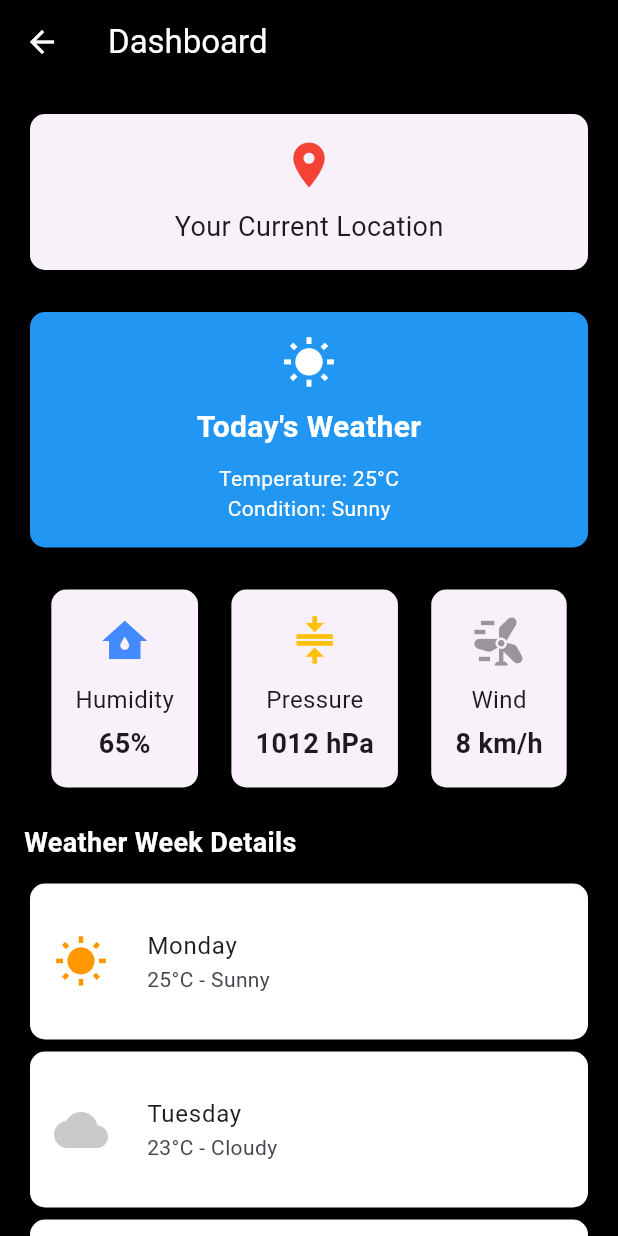
After one commit to chalindashyamal/buvaneka_project_02_rubber_project, a Flutter app: the WeatherDashboardScreen screen opened directly, on a phone screen of 412 x 824 dp. The commit adds this screen. Run offline on Flutter 3.47's test engine with Material 2 defaults, Android fonts, the phone set to English and light mode, and no system bars; our stand-ins replace firebase_auth, firebase_core; accounts and stored records are empty.

Commit message:
completed weather dashboard UI

```diff
--- a/lib/Login/body.dart
+++ b/lib/Login/body.dart
@@ -5,7 +5,7 @@ import '../Components/rounded_password_input_field.dart';
 import '../Components/rounded_text_input_field.dart';
 import '../Signup/background.dart';
 import '../auth.dart';
-import '../dashboard.dart';
+import '../weatherDashboard.dart';
 
 class Body extends StatefulWidget {
   const Body({Key? key}) : super(key: key);
@@ -149,10 +149,10 @@ class _BodyState extends State<Body> {
                     Navigator.push(
                         context,
                         MaterialPageRoute(
-                            builder: (context) => DashboardScreen()));
+                            builder: (context) => WeatherDashboardScreen()));
                   },
                   child: const Text(
-                    "GO TO DASHBOARD",
+                    "WEATHER DASHBOARD",
                     style: TextStyle(color: Colors.white, fontSize: 18),
                   ),
                 ),
--- a/lib/main.dart
+++ b/lib/main.dart
@@ -1,6 +1,7 @@
 import 'package:firebase_core/firebase_core.dart';
 import 'package:flutter/material.dart';
 import 'package:flutter_application_rubber/Login/login_screen.dart';
+import 'package:flutter_application_rubber/weatherDashboard.dart';
 
 Future<void> main() async {
   WidgetsFlutterBinding.ensureInitialized();
@@ -36,7 +37,7 @@ class MyApp extends StatelessWidget {
         colorScheme: ColorScheme.fromSeed(seedColor: Colors.deepPurple),
         useMaterial3: true,
       ),
-      home: const Loginscreen(),
+      home: Loginscreen(),
     );
   }
 }
--- /dev/null
+++ b/lib/weatherDashboard.dart
@@ -0,0 +1,280 @@
+import 'package:flutter/material.dart';
+
+class WeatherDashboardScreen extends StatelessWidget {
+  const WeatherDashboardScreen({super.key});
+
+  @override
+  Widget build(BuildContext context) {
+    return Scaffold(
+      backgroundColor: Colors.black,
+      appBar: AppBar(
+        foregroundColor: Colors.white,
+        title: const Text(
+          'Dashboard',
+          style: TextStyle(color: Colors.white),
+        ),
+        backgroundColor: Colors.black,
+      ),
+      body: SingleChildScrollView(
+        padding: const EdgeInsets.all(16),
+        child: Column(
+          crossAxisAlignment: CrossAxisAlignment.stretch,
+          children: [
+            const CurrentLocationCard(),
+            const SizedBox(height: 20),
+            const CurrentDayWeatherCard(),
+            const SizedBox(height: 20),
+            Row(
+              mainAxisAlignment: MainAxisAlignment.spaceEvenly,
+              children: [
+                OtherDetailsCard(
+                  title: 'Humidity',
+                  value: '65%',
+                  icon: Icons.water_damage,
+                  icolor: Colors.blueAccent,
+                ),
+                OtherDetailsCard(
+                  title: 'Pressure',
+                  value: '1012 hPa',
+                  icon: Icons.compress,
+                  icolor: Colors.amber,
+                ),
+                OtherDetailsCard(
+                  title: 'Wind',
+                  value: '8 km/h',
+                  icon: Icons.wind_power,
+                  icolor: Colors.black38,
+                ),
+              ],
+            ),
+            const SizedBox(height: 20),
+            WeatherWeekDetails(),
+          ],
+        ),
+      ),
+    );
+  }
+}
+
+class CurrentLocationCard extends StatelessWidget {
+  const CurrentLocationCard({super.key});
+
+  @override
+  Widget build(BuildContext context) {
+    String currentLocation = "Your Current Location";
+
+    return _buildCard(
+        content: Text(
+          '$currentLocation',
+          style: const TextStyle(fontSize: 18),
+        ),
+        icon: Icons.location_on,
+        icolor: Colors.red);
+  }
+}
+
+class CurrentDayWeatherCard extends StatelessWidget {
+  const CurrentDayWeatherCard({super.key});
+
+  @override
+  Widget build(BuildContext context) {
+    String temperature = '25°C';
+    String condition = 'Sunny';
+
+    return _buildCard(
+        backgroundColor: Colors.blue,
+        content: Column(
+          children: [
+            const Text(
+              'Today\'s Weather',
+              style: TextStyle(
+                  fontSize: 20,
+                  fontWeight: FontWeight.bold,
+                  color: Colors.white),
+            ),
+            const SizedBox(height: 10),
+            Text(
+              'Temperature: $temperature',
+              style: const TextStyle(fontSize: 14, color: Colors.white),
+            ),
+            Text(
+              'Condition: $condition',
+              style: const TextStyle(fontSize: 14, color: Colors.white),
+            ),
+          ],
+        ),
+        icon: Icons.wb_sunny,
+        icolor: Colors.white);
+  }
+}
+
+class OtherDetailsCard extends StatelessWidget {
+  final String title;
+  final String value;
+  final IconData icon;
+  final Color icolor;
+
+  OtherDetailsCard({
+    super.key,
+    required this.title,
+    required this.value,
+    required this.icon,
+    required this.icolor,
+  });
+
+  @override
+  Widget build(BuildContext context) {
+    return _buildCard(
+        content: Column(
+          children: [
+            Text(
+              title,
+              style: const TextStyle(fontSize: 16),
+            ),
+            const SizedBox(height: 5),
+            Text(
+              value,
+              style: const TextStyle(fontSize: 18, fontWeight: FontWeight.bold),
+            ),
+          ],
+        ),
+        icon: icon,
+        icolor: icolor);
+  }
+}
+
+class WeatherWeekDetails extends StatelessWidget {
+  final List<Map<String, dynamic>> weeklyWeather = [
+    {'day': 'Monday', 'temperature': '25°C', 'condition': 'Sunny'},
+    {'day': 'Tuesday', 'temperature': '23°C', 'condition': 'Cloudy'},
+    {'day': 'Wednesday', 'temperature': '28°C', 'condition': 'Partly Cloudy'},
+    {'day': 'Thursday', 'temperature': '26°C', 'condition': 'Rainy'},
+    {'day': 'Friday', 'temperature': '24°C', 'condition': 'Thunderstorm'},
+    {'day': 'Saturday', 'temperature': '27°C', 'condition': 'Sunny'},
+    {'day': 'Sunday', 'temperature': '29°C', 'condition': 'Sunny'},
+  ];
+
+  WeatherWeekDetails({super.key});
+
+  @override
+  Widget build(BuildContext context) {
+    return Column(
+      crossAxisAlignment: CrossAxisAlignment.stretch,
+      children: [
+        const Text(
+          'Weather Week Details',
+          style: TextStyle(
+              fontSize: 18, fontWeight: FontWeight.bold, color: Colors.white),
+        ),
+        const SizedBox(height: 10),
+        Column(
+          crossAxisAlignment: CrossAxisAlignment.stretch,
+          children: weeklyWeather.map(_buildWeatherDetailCard).toList(),
+        ),
+      ],
+    );
+  }
+
+  Widget _buildWeatherDetailCard(Map<String, dynamic> dayWeather) {
+    return Card(
+      elevation: 2,
+      shape: RoundedRectangleBorder(
+        borderRadius: BorderRadius.circular(10.0),
+      ),
+      color: const Color.fromARGB(255, 255, 255, 255),
+      child: Padding(
+        padding: const EdgeInsets.all(16.0),
+        child: dayWeatherCardContent(dayWeather),
+      ),
+    );
+  }
+
+  Widget dayWeatherCardContent(Map<String, dynamic> dayWeather) {
+    return Row(
+      children: [
+        Icon(
+          _getWeatherIcon(dayWeather['condition']),
+          size: 36,
+          color: _getWeatherColor(dayWeather['condition']),
+        ),
+        const SizedBox(width: 10),
+        Expanded(
+          child: ListTile(
+            title: Text(dayWeather['day']),
+            subtitle: Text(
+                '${dayWeather['temperature']} - ${dayWeather['condition']}'),
+          ),
+        ),
+      ],
+    );
+  }
+
+  IconData _getWeatherIcon(String condition) {
+    // Replace this with logic to determine the appropriate weather icon
+    if (condition == 'Sunny') {
+      return Icons.wb_sunny;
+    } else if (condition == 'Cloudy') {
+      return Icons.cloud;
+    } else if (condition == 'Partly Cloudy') {
+      return Icons.wb_cloudy;
+    } else if (condition == 'Rainy') {
+      return Icons.beach_access;
+    } else if (condition == 'Thunderstorm') {
+      return Icons.flash_on;
+    } else {
+      return Icons.cloud;
+    }
+  }
+
+  Color _getWeatherColor(String condition) {
+    // Replace this with logic to determine the appropriate weather icon
+    if (condition == 'Sunny') {
+      return Colors.orange;
+    } else if (condition == 'Cloudy') {
+      return const Color.fromARGB(96, 113, 113, 113);
+    } else if (condition == 'Partly Cloudy') {
+      return const Color.fromARGB(96, 81, 81, 81);
+    } else if (condition == 'Rainy') {
+      return Colors.blue;
+    } else if (condition == 'Thunderstorm') {
+      return Colors.amber;
+    } else {
+      return const Color.fromARGB(96, 113, 113, 113);
+    }
+  }
+}
+
+Widget _buildCard({
+  Color? backgroundColor,
+  required Widget content,
+  required IconData icon,
+  required Color icolor,
+}) {
+  return Card(
+    elevation: 2,
+    shape: RoundedRectangleBorder(
+      borderRadius: BorderRadius.circular(10.0),
+    ),
+    color: backgroundColor,
+    child: Padding(
+      padding: const EdgeInsets.all(16.0),
+      child: Column(
+        children: [
+          Icon(
+            icon,
+            size: 36,
+            color: icolor,
+          ),
+          const SizedBox(height: 10),
+          content,
+        ],
+      ),
+    ),
+  );
+}
+
+void main() {
+  runApp(const MaterialApp(
+    home: WeatherDashboardScreen(),
+  ));
+}
```
Also changed, not shown: lib/dashboard.dart (deleted, +0 -201 lines).
